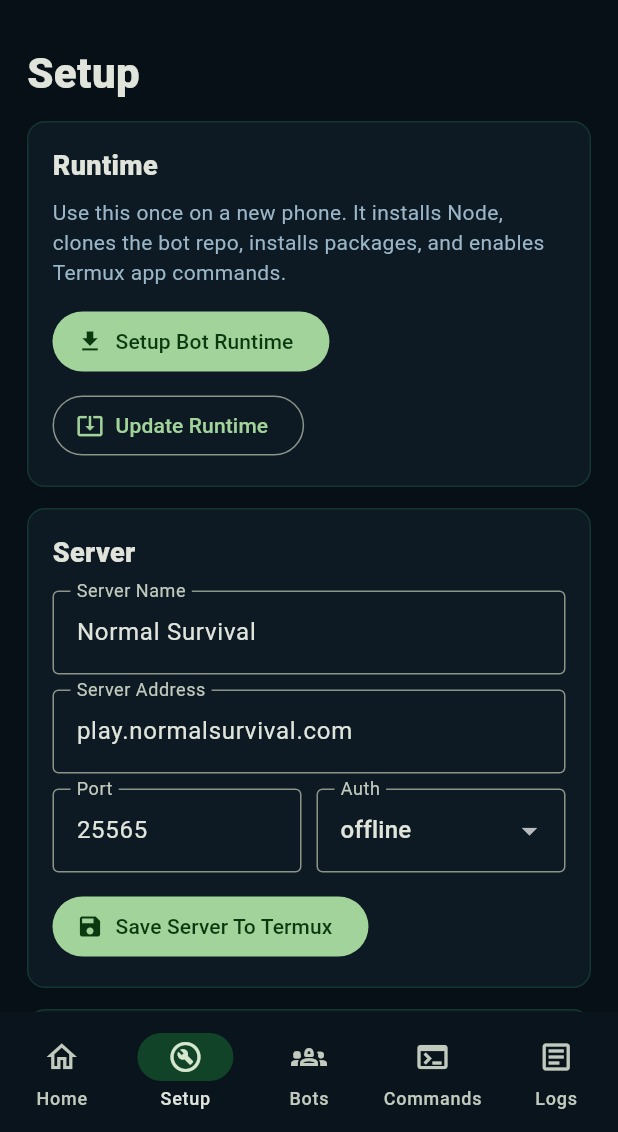
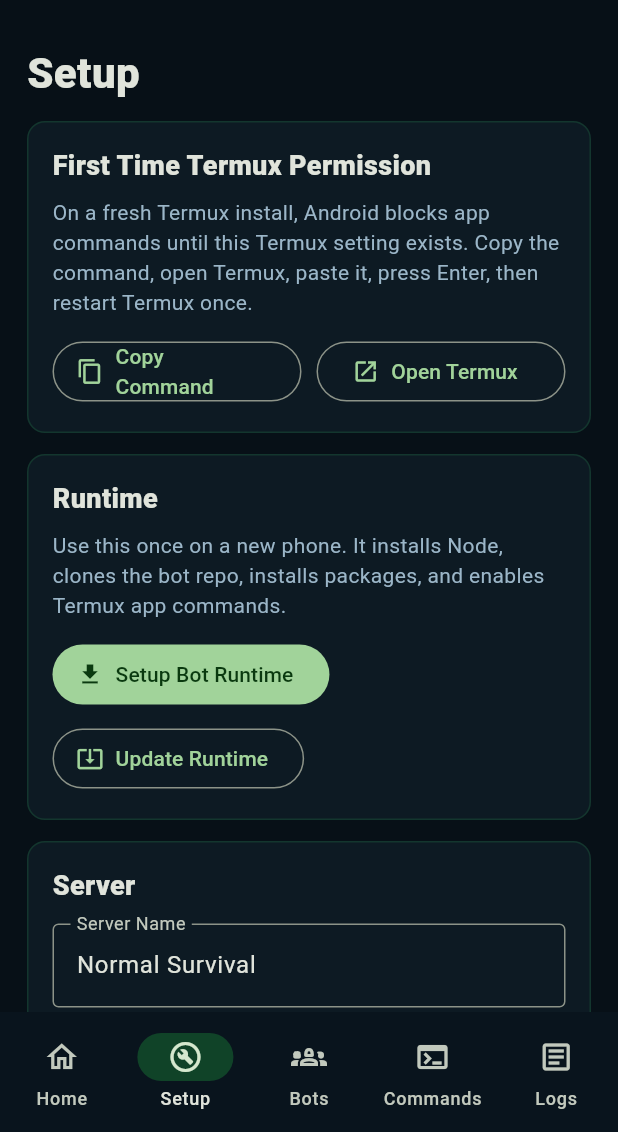
Before and after one commit to kumaark7/MC_AFK_Bot, a Flutter app: the screen it shows after launch, item 2 of the bottom bar chosen, on a phone screen of 412 x 824 dp, the part 104-1236 px from its top. Run offline on Flutter 3.47's test engine with Material 3 defaults, Android fonts, the phone set to English and light mode, and no system bars.

Commit message:
Clarify Android Termux setup flow

```diff
--- a/android_app/lib/main.dart
+++ b/android_app/lib/main.dart
@@ -41,6 +41,8 @@ class ControlHome extends StatefulWidget {
 class _ControlHomeState extends State<ControlHome> {
   static const _platform = MethodChannel('larry_control/termux');
   static const _localApiBase = 'http://127.0.0.1:3000';
+  static const _firstTimeTermuxCommand =
+      "mkdir -p ~/.termux && grep -q '^allow-external-apps *= *true' ~/.termux/termux.properties 2>/dev/null || echo 'allow-external-apps = true' >> ~/.termux/termux.properties";
 
   final _commandController = TextEditingController();
   final _accountNameController = TextEditingController();
@@ -124,6 +126,16 @@ class _ControlHomeState extends State<ControlHome> {
     });
 
     return result ?? 'Termux command sent';
+  }
+
+  Future<void> _openTermux() async {
+    await _platform.invokeMethod<String>('openTermux');
+    _setMessage('Termux opened.');
+  }
+
+  Future<void> _copyFirstTimeCommand() async {
+    await Clipboard.setData(const ClipboardData(text: _firstTimeTermuxCommand));
+    _setMessage('First-time Termux command copied. Paste it in Termux, press Enter, then restart Termux once.');
   }
 
   Future<void> _setupRuntime() async {
@@ -440,19 +452,19 @@ chmod +x termux/*.sh
                 children: [
                   Expanded(
                     child: FilledButton.icon(
-                      onPressed: _loading ? null : _connect,
-                      icon: _loading
-                          ? const SizedBox(width: 18, height: 18, child: CircularProgressIndicator(strokeWidth: 2))
-                          : const Icon(Icons.power_settings_new),
-                      label: const Text('Connect'),
+                      onPressed: _loading ? null : _startTermuxAndConnect,
+                      icon: const Icon(Icons.terminal),
+                      label: const Text('Start Termux Bot'),
                     ),
                   ),
                   const SizedBox(width: 10),
                   Expanded(
                     child: OutlinedButton.icon(
-                      onPressed: _loading ? null : _startTermuxAndConnect,
-                      icon: const Icon(Icons.terminal),
-                      label: const Text('Start Termux'),
+                      onPressed: _loading ? null : _connect,
+                      icon: _loading
+                          ? const SizedBox(width: 18, height: 18, child: CircularProgressIndicator(strokeWidth: 2))
+                          : const Icon(Icons.refresh),
+                      label: const Text('Reconnect'),
                     ),
                   ),
                 ],
@@ -507,6 +519,40 @@ chmod +x termux/*.sh
       children: [
         const Text('Setup', style: _screenTitleStyle),
         const SizedBox(height: 12),
+        _panel(
+          child: Column(
+            crossAxisAlignment: CrossAxisAlignment.start,
+            children: [
+              const Text('First Time Termux Permission', style: _titleStyle),
+              const SizedBox(height: 8),
+              const Text(
+                'On a fresh Termux install, Android blocks app commands until this Termux setting exists. Copy the command, open Termux, paste it, press Enter, then restart Termux once.',
+                style: TextStyle(color: Color(0xFF9BB6C8)),
+              ),
+              const SizedBox(height: 12),
+              Row(
+                children: [
+                  Expanded(
+                    child: OutlinedButton.icon(
+                      onPressed: () => _run(_copyFirstTimeCommand),
+                      icon: const Icon(Icons.copy),
+                      label: const Text('Copy Command'),
+                    ),
+                  ),
+                  const SizedBox(width: 10),
+                  Expanded(
+                    child: OutlinedButton.icon(
+                      onPressed: () => _run(_openTermux),
+                      icon: const Icon(Icons.open_in_new),
+                      label: const Text('Open Termux'),
+                    ),
+                  ),
+                ],
+              ),
+            ],
+          ),
+        ),
+        const SizedBox(height: 14),
         _panel(
           child: Column(
             crossAxisAlignment: CrossAxisAlignment.start,
@@ -637,7 +683,12 @@ chmod +x termux/*.sh
       children: [
         const Text('Bots', style: _screenTitleStyle),
         const SizedBox(height: 12),
-        if (_bots.isEmpty) _panel(child: const Text('Connect to the dashboard API to load bots.')),
+        if (_bots.isEmpty)
+          _panel(
+            child: const Text(
+              'Bot service is offline. Go to Setup, finish Termux setup, then tap Start Termux Bot.',
+            ),
+          ),
         for (final bot in _bots) _botCard(bot),
       ],
     );
```
Also changed, not shown: 3 other files.
